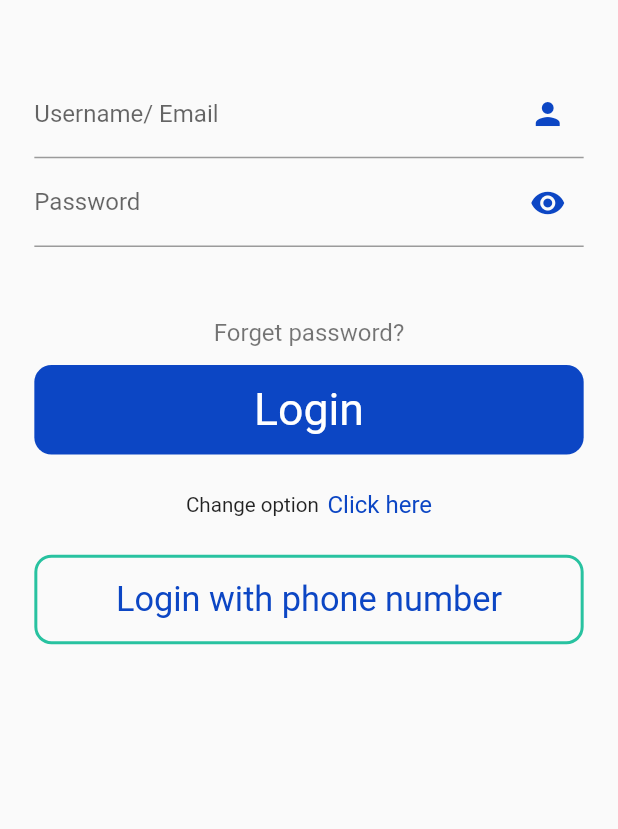
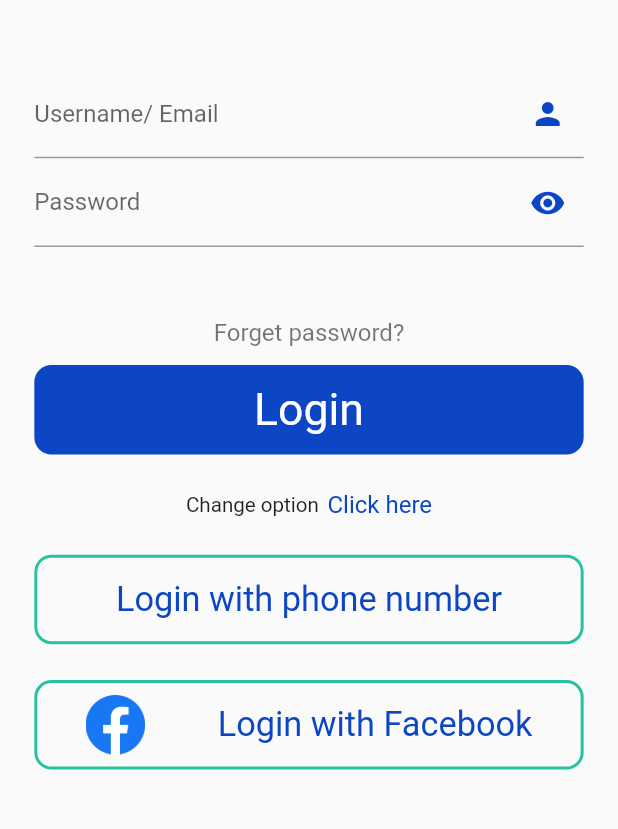
Before and after one commit to waqarbinameen/my-first-flutter-project, a Flutter app: the screen it shows after launch, after a tap on the "settings accessibility" icon, on a phone screen of 412 x 824 dp, the part 378-1207 px from its top. Run offline on Flutter 3.47's test engine with Material 2 defaults, Android fonts, the phone set to English and light mode, and no system bars; our stand-ins replace cloud_firestore, connectivity_plus, country_picker, email_validator, firebase_auth, firebase_core and 6 more; missing offline and left inert: animated_widgets, flutter_facebook_auth; accounts and stored records are empty.

Commit message:
Add Facebook Login

```diff
--- a/lib/auth/login_window/view/login_window.dart
+++ b/lib/auth/login_window/view/login_window.dart
@@ -2,6 +2,7 @@ import 'package:cloud_firestore/cloud_firestore.dart';
 import 'package:email_validator/email_validator.dart';
 import 'package:firebase_auth/firebase_auth.dart';
 import 'package:flutter/material.dart';
+import 'package:flutter_facebook_auth/flutter_facebook_auth.dart';
 import 'package:flutter_screenutil/flutter_screenutil.dart';
 import 'package:get/get.dart';
 import 'package:school_management_system/auth/forget_window/view/forget_password.dart';
@@ -23,8 +24,21 @@ class LoginWindow extends StatefulWidget {
 }
 
 class _LoginWindowState extends State<LoginWindow> {
+  Future<UserCredential> signInWithFacebook() async {
+    // Trigger the sign-in flow
+    final LoginResult loginResult = await FacebookAuth.instance.login();
+
+    // Create a credential from the access token
+    final OAuthCredential facebookAuthCredential =
+        FacebookAuthProvider.credential(loginResult.accessToken!.token);
+
+    // Once signed in, return the UserCredential
+    return FirebaseAuth.instance.signInWithCredential(facebookAuthCredential);
+  }
+
   bool isShow = true;
   bool _isLoading = false;
+  bool _isLoadingLogin = false;
 
   final FirebaseAuth _auth = FirebaseAuth.instance;
   final TextEditingController _uEmail = TextEditingController();
@@ -257,6 +271,59 @@ class _LoginWindowState extends State<LoginWindow> {
                     SizedBox(
                       height: 20.h,
                     ),
+                    InkWell(
+                      onTap: () async {
+                        setState(() {
+                          _isLoadingLogin = true;
+                        });
+                        await signInWithFacebook().then((value) {
+                          Get.snackbar("Information",
+                              "Successfully Login with facebook");
+                          Get.offAll(() => const TeacherWindow());
+                          setState(() {
+                            _isLoadingLogin = false;
+                          });
+                        }).onError((error, stackTrace) {
+                          setState(() {
+                            _isLoadingLogin = false;
+                          });
+                          debugPrint(error.toString());
+                          Get.snackbar("Error", error.toString());
+                        });
+                      },
+                      child: Container(
+                        height: 50.h,
+                        width: 350.w,
+                        decoration: BoxDecoration(
+                          borderRadius: BorderRadius.circular(10.r),
+                          border: Border.all(
+                            width: 2,
+                            color: const Color(0xff28C2A0),
+                          ),
+                        ),
+                        child: Padding(
+                          padding: const EdgeInsets.all(8.0),
+                          child: Row(
+                            mainAxisAlignment: MainAxisAlignment.spaceAround,
+                            children: [
+                              Image(
+                                  image:
+                                      AssetImage("assets/images/facebook.png")),
+                              Text(
+                                "Login with Facebook",
+                                style: TextStyle(
+                                    color: const Color(0xff0C46C4),
+                                    fontFamily: "Roboto",
+                                    fontSize: 20.sp),
+                              ),
+                            ],
+                          ),
+                        ),
+                      ),
+                    ),
+                    SizedBox(
+                      height: 20.h,
+                    ),
                     Visibility(
                       visible: widget.role == 1 ? false : true,
                       child: Row(
--- a/pubspec.yaml
+++ b/pubspec.yaml
@@ -50,6 +50,7 @@ dependencies:
   ftoast: ^2.0.0
   connectivity_plus: ^3.0.2
   animated_widgets: ^1.1.0
+  flutter_facebook_auth: ^5.0.6
 
 
 
```
Also changed, not shown: assets/images/facebook.png (added), pubspec.lock, 4 other files.
